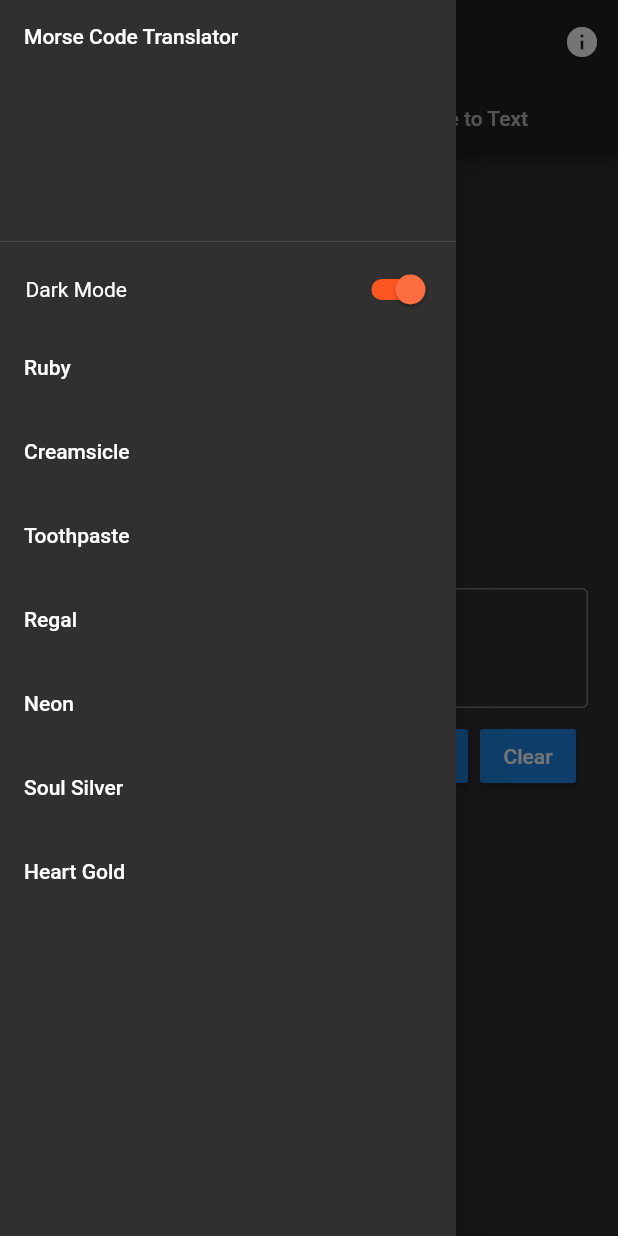
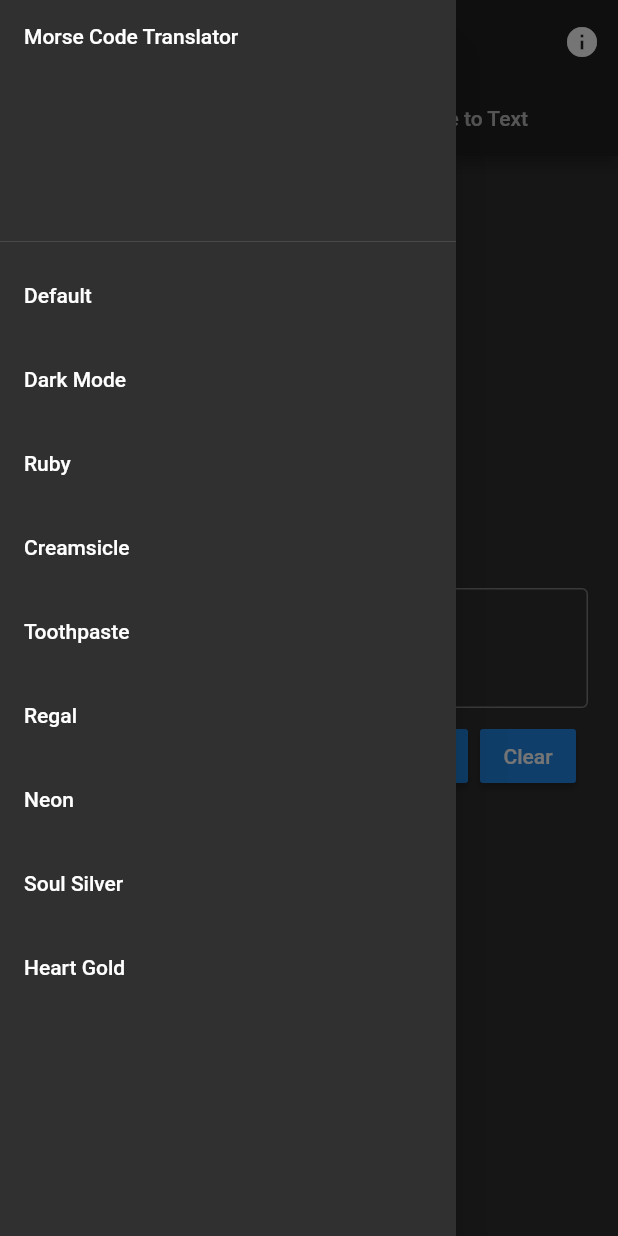
Before and after one commit to Jack-Vaughn/morse_code_translation, a Flutter app: the screen it shows after launch, with the side drawer open, on a phone screen of 412 x 824 dp. Run offline on Flutter 3.47's test engine with Material 2 defaults, Android fonts, the light colour scheme and no system bars; our stand-ins replace flutter_svg; missing offline and left inert: morse.

Commit message:
Added Dark Mode as a tab rather than a switch

```diff
--- a/lib/MainDrawer.dart
+++ b/lib/MainDrawer.dart
@@ -7,8 +7,6 @@ class MainDrawer extends StatefulWidget {
 }
 
 class _State extends State<MainDrawer> {
-  bool isSwitched = theme.getTheme() == ThemeData.dark();
-
   Color hexColor(String hex) {
     hex = hex.toUpperCase().replaceAll('#', '');
 
@@ -26,29 +24,21 @@ class _State extends State<MainDrawer> {
           DrawerHeader(
             child: Text('Morse Code Translator'),
           ),
-          Row(
-            children: <Widget>[
-              Padding(padding: EdgeInsets.fromLTRB(17, 0, 0, 0)),
-              Text('Dark Mode'),
-              Padding(padding: EdgeInsets.fromLTRB(150, 0, 0, 0)),
-              Switch(
-                value: isSwitched,
-                onChanged: (value) {
-                  setState(() {
-                    isSwitched = value;
-                    theme
-                        .setTheme(value ? ThemeData.dark() : ThemeData.light());
-                  });
-                },
-                activeTrackColor: Colors.deepOrange,
-                activeColor: Colors.deepOrangeAccent,
-              ),
-            ],
+          ListTile(
+            title: Text('Default'),
+            onTap: () {
+              theme.setTheme(ThemeData.light());
+            },
+          ),
+          ListTile(
+            title: Text('Dark Mode'),
+            onTap: () {
+              theme.setTheme(ThemeData.dark());
+            },
           ),
           ListTile(
             title: Text('Ruby'),
             onTap: () {
-              isSwitched = false;
               theme.setTheme(
                 ThemeData(
                   primaryColor: hexColor("d90429"),
@@ -65,7 +55,6 @@ class _State extends State<MainDrawer> {
           ListTile(
             title: Text('Creamsicle'),
             onTap: () {
-              isSwitched = false;
               theme.setTheme(
                 ThemeData(
                   primaryColor: hexColor("f3752b"),
@@ -82,7 +71,6 @@ class _State extends State<MainDrawer> {
           ListTile(
             title: Text('Toothpaste'),
             onTap: () {
-              isSwitched = false;
               theme.setTheme(
                 ThemeData(
                   primaryColor: hexColor("#A6ECE0"),
@@ -99,7 +87,6 @@ class _State extends State<MainDrawer> {
           ListTile(
             title: Text('Regal'),
             onTap: () {
-              isSwitched = false;
               theme.setTheme(
                 ThemeData(
                   primaryColor: hexColor("#392F5A"),
@@ -116,7 +103,6 @@ class _State extends State<MainDrawer> {
           ListTile(
             title: Text('Neon'),
             onTap: () {
-              isSwitched = false;
               theme.setTheme(
                 ThemeData(
                   primaryColor: hexColor("#16F4F4"),
@@ -133,7 +119,6 @@ class _State extends State<MainDrawer> {
           ListTile(
             title: Text('Soul Silver'),
             onTap: () {
-              isSwitched = false;
               theme.setTheme(
                 ThemeData(
                   primaryColor: Colors.grey,
@@ -156,7 +141,6 @@ class _State extends State<MainDrawer> {
           ListTile(
             title: Text('Heart Gold'),
             onTap: () {
-              isSwitched = false;
               theme.setTheme(
                 ThemeData(
                   primaryColor: Colors.yellowAccent,
```
